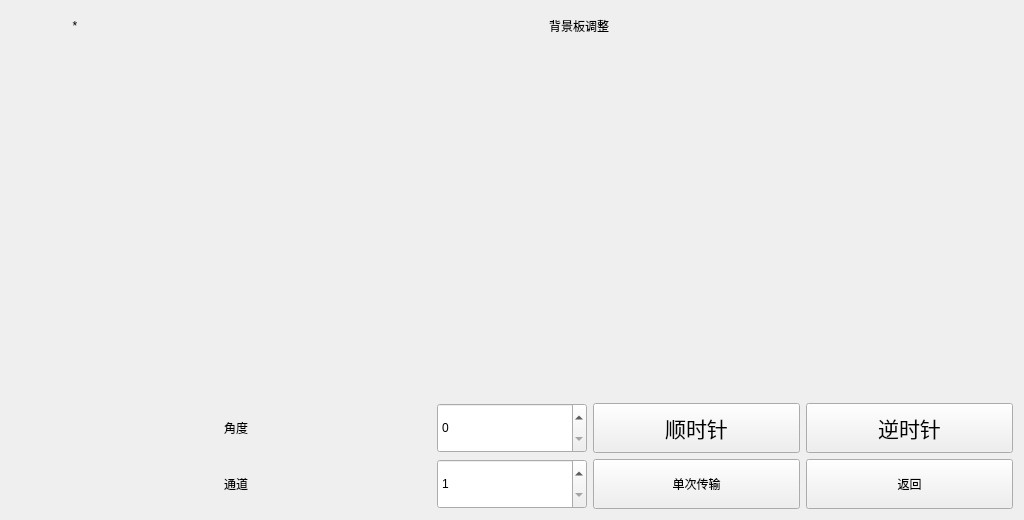
Above: forms/formccdcurve.ui from zhoutl1106/pjt2 before the change. Below: the same form after it.
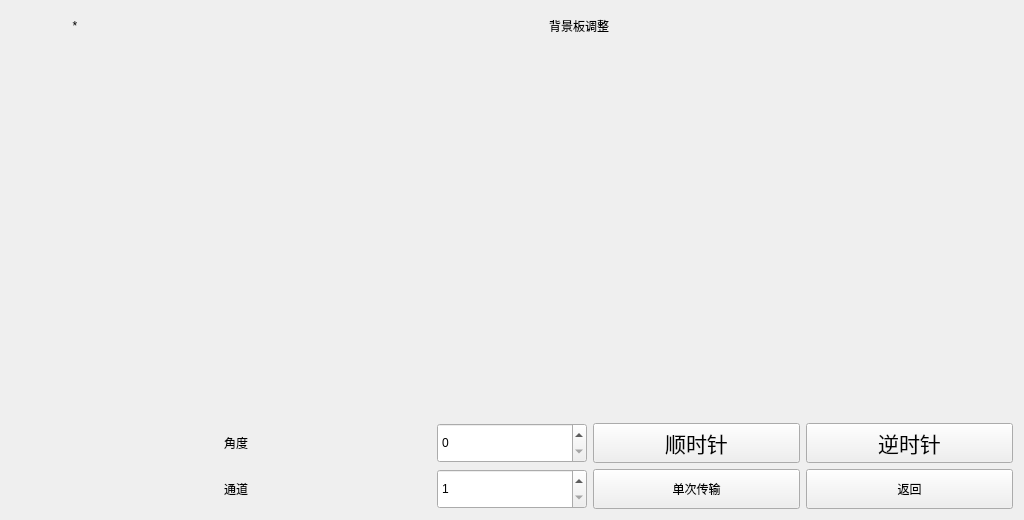
That is the form after the change.

What changed in the file:
```diff
--- a/forms/formccdcurve.ui
+++ b/forms/formccdcurve.ui
@@ -78,10 +78,35 @@
    <item>
     <layout class="QGridLayout" name="gridLayout">
      <item row="1" column="0">
-      <widget class="QWidget" name="widgetCamera" native="true"/>
+      <widget class="QWidget" name="widgetCamera" native="true">
+       <property name="sizePolicy">
+        <sizepolicy hsizetype="Preferred" vsizetype="Fixed">
+         <horstretch>0</horstretch>
+         <verstretch>0</verstretch>
+        </sizepolicy>
+       </property>
+       <property name="minimumSize">
+        <size>
+         <width>0</width>
+         <height>40</height>
+        </size>
+       </property>
+      </widget>
      </item>
      <item row="1" column="1">
       <widget class="QLabel" name="label_3">
+       <property name="sizePolicy">
+        <sizepolicy hsizetype="Preferred" vsizetype="Fixed">
+         <horstretch>0</horstretch>
+         <verstretch>0</verstretch>
+        </sizepolicy>
+       </property>
+       <property name="minimumSize">
+        <size>
+         <width>0</width>
+         <height>40</height>
+        </size>
+       </property>
        <property name="text">
         <string>通道</string>
        </property>
@@ -89,6 +114,18 @@
      </item>
      <item row="0" column="1">
       <widget class="QLabel" name="label_4">
+       <property name="sizePolicy">
+        <sizepolicy hsizetype="Preferred" vsizetype="Fixed">
+         <horstretch>0</horstretch>
+         <verstretch>0</verstretch>
+        </sizepolicy>
+       </property>
+       <property name="minimumSize">
+        <size>
+         <width>0</width>
+         <height>40</height>
+        </size>
+       </property>
        <property name="text">
         <string>角度</string>
        </property>
@@ -97,11 +134,17 @@
      <item row="1" column="3">
       <widget class="QToolButton" name="toolButton_transmit">
        <property name="sizePolicy">
-        <sizepolicy hsizetype="Preferred" vsizetype="Preferred">
+        <sizepolicy hsizetype="Preferred" vsizetype="Fixed">
          <horstretch>0</horstretch>
          <verstretch>0</verstretch>
         </sizepolicy>
        </property>
+       <property name="minimumSize">
+        <size>
+         <width>0</width>
+         <height>40</height>
+        </size>
+       </property>
        <property name="styleSheet">
         <string notr="true">font: 16pt &quot;文泉驿微米黑&quot;;</string>
        </property>
@@ -111,16 +154,35 @@
       </widget>
      </item>
      <item row="0" column="0">
-      <widget class="QWidget" name="widgetBkg" native="true"/>
+      <widget class="QWidget" name="widgetBkg" native="true">
+       <property name="sizePolicy">
+        <sizepolicy hsizetype="Preferred" vsizetype="Fixed">
+         <horstretch>0</horstretch>
+         <verstretch>0</verstretch>
+        </sizepolicy>
+       </property>
+       <property name="minimumSize">
+        <size>
+         <width>0</width>
+         <height>40</height>
+        </size>
+       </property>
+      </widget>
      </item>
      <item row="1" column="4">
       <widget class="QToolButton" name="toolButton">
        <property name="sizePolicy">
-        <sizepolicy hsizetype="Preferred" vsizetype="Preferred">
+        <sizepolicy hsizetype="Preferred" vsizetype="Fixed">
          <horstretch>0</horstretch>
          <verstretch>0</verstretch>
         </sizepolicy>
        </property>
+       <property name="minimumSize">
+        <size>
+         <width>0</width>
+         <height>40</height>
+        </size>
+       </property>
        <property name="styleSheet">
         <string notr="true">font: 16pt &quot;文泉驿微米黑&quot;;</string>
        </property>
@@ -140,7 +202,7 @@
        <property name="minimumSize">
         <size>
          <width>150</width>
-         <height>50</height>
+         <height>40</height>
         </size>
        </property>
        <property name="styleSheet">
@@ -160,11 +222,17 @@
      <item row="0" column="4">
       <widget class="QToolButton" name="toolButton_anticlockwise">
        <property name="sizePolicy">
-        <sizepolicy hsizetype="Preferred" vsizetype="Preferred">
+        <sizepolicy hsizetype="Preferred" vsizetype="Fixed">
          <horstretch>0</horstretch>
          <verstretch>0</verstretch>
         </sizepolicy>
        </property>
+       <property name="minimumSize">
+        <size>
+         <width>0</width>
+         <height>40</height>
+        </size>
+       </property>
        <property name="font">
         <font>
          <family>文泉驿微米黑</family>
@@ -193,7 +261,7 @@
        <property name="minimumSize">
         <size>
          <width>150</width>
-         <height>50</height>
+         <height>40</height>
         </size>
        </property>
        <property name="styleSheet">
@@ -207,11 +275,17 @@
      <item row="0" column="3">
       <widget class="QToolButton" name="toolButton_clockwise">
        <property name="sizePolicy">
-        <sizepolicy hsizetype="Preferred" vsizetype="Preferred">
+        <sizepolicy hsizetype="Preferred" vsizetype="Fixed">
          <horstretch>0</horstretch>
          <verstretch>0</verstretch>
         </sizepolicy>
        </property>
+       <property name="minimumSize">
+        <size>
+         <width>0</width>
+         <height>40</height>
+        </size>
+       </property>
        <property name="font">
         <font>
          <family>文泉驿微米黑</family>
```
